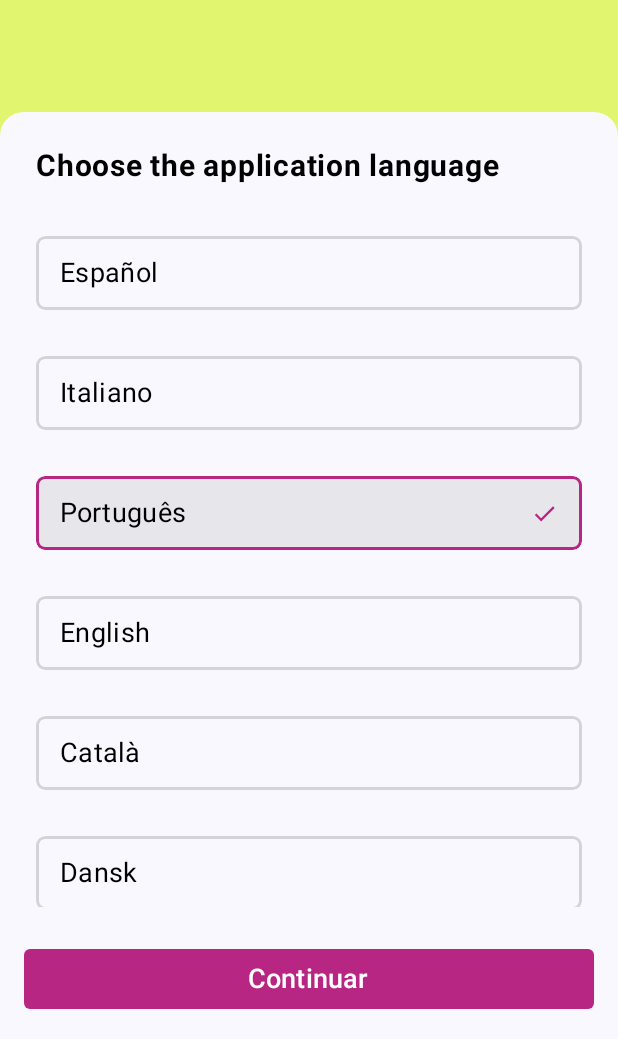
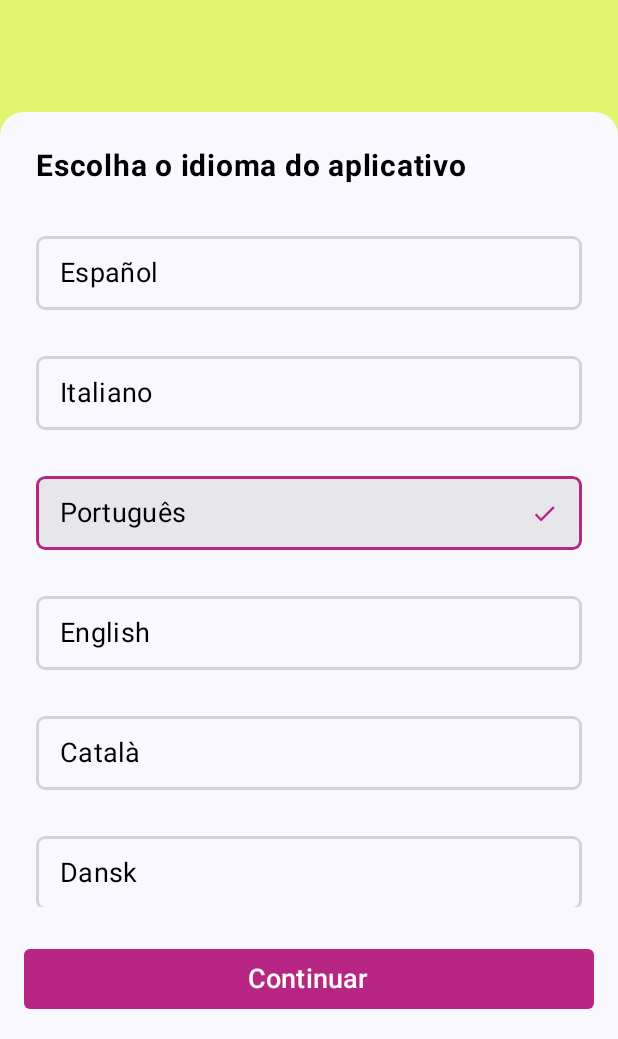
Before and after one commit to DeMoraDev/Ideavista, an Android app built with Jetpack Compose: the LanguageScreen screen opened through its navigation route, on a phone screen of 412 x 824 dp, the part 197-1236 px from its top. Run offline under Robolectric (Android 15) with nearby library versions, the phone set to English and light mode, and no system bars; our stand-ins replace Firebase (no records; nobody signed in at launch, a user with empty details on screens opened directly).

Commit message:
refactor: arreglado el mensaje dinamico que siempre era null de LanguageScreen, ahora observa el idioma de DataStore

```diff
--- a/app/src/main/java/com/example/ideavista/presentation/view/composable/onboardingComposables/LanguageSelectionStep.kt
+++ b/app/src/main/java/com/example/ideavista/presentation/view/composable/onboardingComposables/LanguageSelectionStep.kt
@@ -26,7 +26,7 @@ import com.example.ideavista.presentation.view.theme.Violeta
 @Composable
 fun LanguageSelectionStep(
     selectedLanguage: String?,
-    translations: Map<String, String>,
+    translatedTexts: Map<String, String>,
     onLanguageSelected: (String) -> Unit
 ) {
     Column(
@@ -36,7 +36,7 @@ fun LanguageSelectionStep(
         horizontalAlignment = Alignment.Start
     ) {
         Text(
-            text = translations["choose_language"] ?: "Choose the application language",
+            text = translatedTexts["choose_language"] ?: "Choose the application language",
             style = MaterialTheme.typography.bodyLarge,
             fontSize = 20.sp,
             fontWeight = FontWeight.Bold,
--- a/app/src/main/java/com/example/ideavista/presentation/view/views/LanguageScreen.kt
+++ b/app/src/main/java/com/example/ideavista/presentation/view/views/LanguageScreen.kt
@@ -27,10 +27,12 @@ import androidx.compose.runtime.getValue
 import androidx.compose.ui.Alignment
 import androidx.compose.ui.Modifier
 import androidx.compose.ui.platform.LocalContext
+import androidx.compose.ui.res.stringResource
 import androidx.compose.ui.text.font.FontWeight
 import androidx.compose.ui.unit.dp
 import androidx.compose.ui.unit.sp
 import androidx.navigation.NavHostController
+import com.example.ideavista.R
 import com.example.ideavista.app.utils.LocaleUtils
 import com.example.ideavista.presentation.view.theme.Amarillo
 import com.example.ideavista.presentation.view.theme.Negro
@@ -63,7 +65,7 @@ fun LanguageScreen(
                             .padding(horizontal = 8.dp)
                     ) {
                         Text(
-                            text = "Idioma",
+                            text = stringResource(id = R.string.LanguageScreenScaffoldTitle),
                             fontSize = 20.sp,
                             fontWeight = FontWeight.Bold,
                             color = Negro
@@ -95,7 +97,7 @@ fun LanguageScreen(
             Spacer(modifier = Modifier.height(12.dp))
             LanguageSelectionStep(
                 selectedLanguage = selectedLanguage,
-                translations = translatedTexts,
+                translatedTexts = translatedTexts,
                 onLanguageSelected = { viewModel.selectLanguage(context, it) }
             )
         }
--- a/app/src/main/java/com/example/ideavista/presentation/view/views/OnBoardingScreen.kt
+++ b/app/src/main/java/com/example/ideavista/presentation/view/views/OnBoardingScreen.kt
@@ -108,7 +108,7 @@ fun OnboardingScreen(
                     when (onboardingStep) {
                         1 -> LanguageSelectionStep(
                             selectedLanguage = selectedLanguage,
-                            translations = translatedTexts,
+                            translatedTexts = translatedTexts,
                             onLanguageSelected = { viewModel.selectLanguage(context, it) }
                         )
 
--- a/app/src/main/java/com/example/ideavista/presentation/viewmodel/OnboardingViewModel.kt
+++ b/app/src/main/java/com/example/ideavista/presentation/viewmodel/OnboardingViewModel.kt
@@ -12,6 +12,7 @@ import com.example.ideavista.domain.usecase.SaveLanguageUseCase
 import com.example.ideavista.domain.usecase.SetUserAsReturningUseCase
 import kotlinx.coroutines.flow.MutableStateFlow
 import kotlinx.coroutines.flow.StateFlow
+import kotlinx.coroutines.flow.firstOrNull
 import kotlinx.coroutines.launch
 import java.util.Locale
 
@@ -29,10 +30,12 @@ class OnboardingViewModel(
 
     init {
         viewModelScope.launch {
-            getLanguageUseCase().collect { language ->
-                _selectedLanguage.value = language ?: Locale.getDefault().language
+            getLanguageUseCase().firstOrNull()?.let { language ->
+                _selectedLanguage.value = language
+                updateTranslations(language)
             }
         }
+
     }
 
     fun selectLanguage(context: Context, language: String) {
@@ -70,6 +73,11 @@ class OnboardingViewModel(
     private val _translatedTexts = MutableStateFlow<Map<String, String>>(emptyMap())
     val translatedTexts: StateFlow<Map<String, String>> = _translatedTexts
 
+    //Porque si no, no actualiza el mensaje observable dependiendo del lenguaje, solo actualiza al seleccionar
+    private fun updateTranslations(language: String) {
+        val newTranslations = translations[language] ?: translations["English"] ?: emptyMap()
+        _translatedTexts.value = newTranslations
+    }
 
     val translations = mapOf(
         "Español" to mapOf(
--- a/app/src/main/res/values/strings.xml
+++ b/app/src/main/res/values/strings.xml
@@ -104,6 +104,8 @@
     <string name="propertyListScreen_content_contact">Contestar</string>
     <string name="propertyListScreen_content_call">Llamar</string>
 
+    <!--LanguageScreen Section-->
+    <string name="LanguageScreenScaffoldTitle">Idioma</string>
 
 
 </resources>
```
Also changed, not shown: 1 other file.
